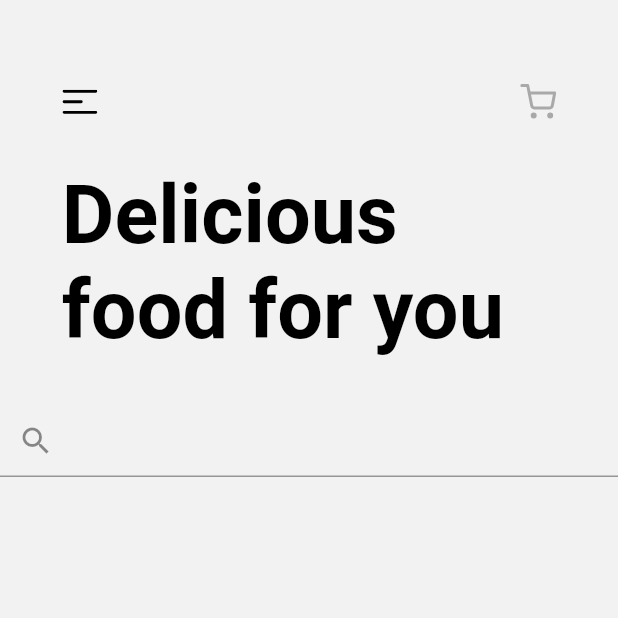
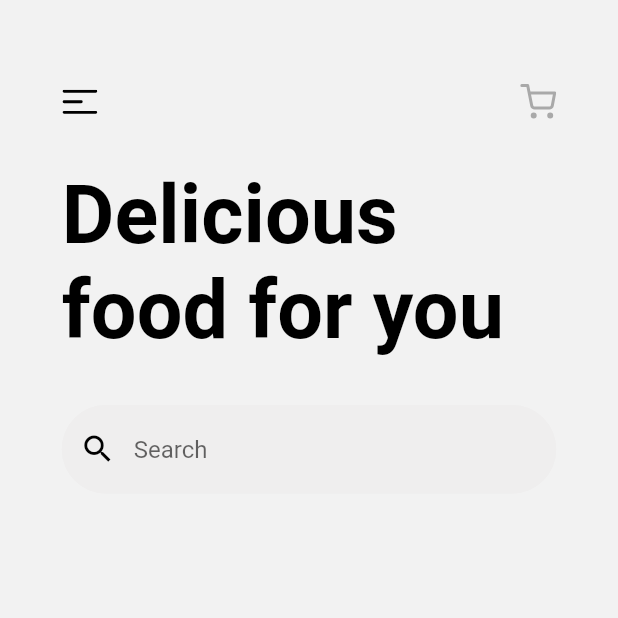
Before and after one commit to Takano9999/food_delivery, a Flutter app: the HomeScreen screen opened directly, on a phone screen of 412 x 824 dp, the top half of it. Run offline on Flutter 3.47's test engine with Material 2 defaults, Android fonts, the phone set to English and light mode, and no system bars; our stand-ins replace flutter_svg; Roboto replaces fonts that are missing (SF).

Commit message:
add searchBar and CategoryItem widget

```diff
--- a/lib/screens/home_screen/home_screen.dart
+++ b/lib/screens/home_screen/home_screen.dart
@@ -3,9 +3,18 @@ import 'package:flutter/material.dart';
 import 'package:flutter_svg/flutter_svg.dart';
 import 'package:food_delivery/constants/colors.dart';
 
-class HomeScreen extends StatelessWidget {
+class HomeScreen extends StatefulWidget {
   const HomeScreen({Key? key}) : super(key: key);
 
+
+
+  @override
+  State<HomeScreen> createState() => _HomeScreenState();
+}
+
+  String searchTxt = "";
+
+class _HomeScreenState extends State<HomeScreen> {
   @override
   Widget build(BuildContext context) {
     var size = MediaQuery.of(context).size;
@@ -16,7 +25,25 @@ class HomeScreen extends StatelessWidget {
       body: Column(
         crossAxisAlignment: CrossAxisAlignment.start,
         children: [
+          buildAppBar(bodyMargin),
+          const SizedBox(height: 32,),
+          //header text
           Padding(
+            padding: EdgeInsets.symmetric(horizontal: bodyMargin),
+            child: Text('Delicious \nfood for you',style: Theme.of(context).textTheme.headline2,),
+          ),
+          const SizedBox(height: 32,),
+          searchBar(bodyMargin),
+          const SizedBox(height: 32,),
+
+
+        ],
+      ),
+    );
+  }
+
+  Padding buildAppBar(double bodyMargin) {
+    return Padding(
           padding: EdgeInsets.symmetric(horizontal: bodyMargin),
           child: Row(
             mainAxisAlignment: MainAxisAlignment.spaceBetween,
@@ -31,22 +58,59 @@ class HomeScreen extends StatelessWidget {
               ),
             ],
           ),
+        );
+  }
+
+  Padding searchBar(double bodyMargin) {
+    return Padding(
+          padding: EdgeInsets.symmetric(horizontal: bodyMargin),
+          child: TextField(
+            decoration: const InputDecoration(
+            prefixIcon: Icon(Icons.search,color: Colors.black,),
+            fillColor: SolidColors.textFieldInside,
+            filled: true,
+            hintText: 'Search',
+            enabledBorder: OutlineInputBorder(
+                borderRadius: BorderRadius.all(Radius.circular(1000)),
+                borderSide: BorderSide(color: SolidColors.textFieldInside)
             ),
-          const SizedBox(height: 32,),
-          Padding(
-            padding: EdgeInsets.symmetric(horizontal: bodyMargin),
-            child: Text('Delicious \nfood for you',style: Theme.of(context).textTheme.headline2,),
+            border: OutlineInputBorder(
+              borderRadius: BorderRadius.all(Radius.circular(1000)),
+              borderSide: BorderSide(color: SolidColors.textFieldInside)
+            )
             ),
-          const SizedBox(height: 32,),
-          TextField(
-            decoration: InputDecoration(
-            prefixIcon: Icon(Icons.search),
-            fillColor: SolidColors.textFieldInside,
-            ),
+            onChanged: (value ){
+              setState(() {
+                searchTxt = value;
+              });
+            },
 
-          )
-        ],
           ),
         );
   }
 }
+
+class CategoryItem extends StatelessWidget {
+
+  final String name;
+  final Function() pressed;
+  final bool enabled;
+
+  const CategoryItem({
+    Key? key,
+    required this.name,
+    required this.pressed,
+    required this.enabled
+  }) : super(key: key);
+
+  @override
+  Widget build(BuildContext context) {
+    return Column(
+      children: [
+        Text(name,style: Theme.of(context).textTheme.bodyText1,),
+        const SizedBox(height: 8,),
+        Divider(color: enabled ? SolidColors.primaryColor : Colors.transparent,)
+      ],
+    );
+  }
+}
```
Lines whose indentation alone changed are shown as unchanged.
